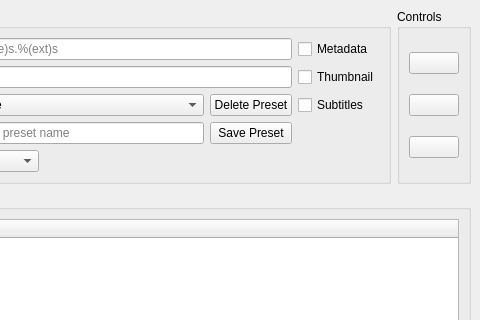
dsymbol/yt-dlp-gui, file app/ui/app.ui: the form before one commit; both pictures show x 657 to 1137 and y 0 to 320 of the 1137 by 622 pixel window.
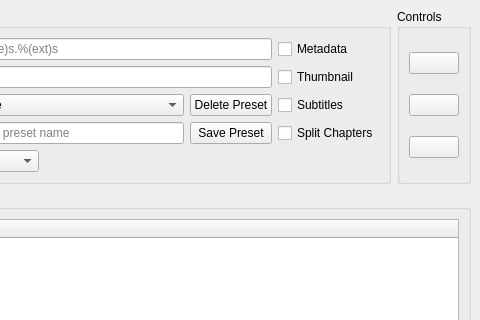
The form after the commit. Icons and pictures are not drawn.

The edit to the form file:
```diff
--- a/app/ui/app.ui
+++ b/app/ui/app.ui
@@ -430,6 +430,13 @@
          </property>
         </widget>
        </item>
+       <item row="3" column="4">
+        <widget class="QCheckBox" name="cb_chapters">
+         <property name="text">
+          <string>Split Chapters</string>
+         </property>
+        </widget>
+       </item>
       </layout>
      </widget>
     </item>
```
